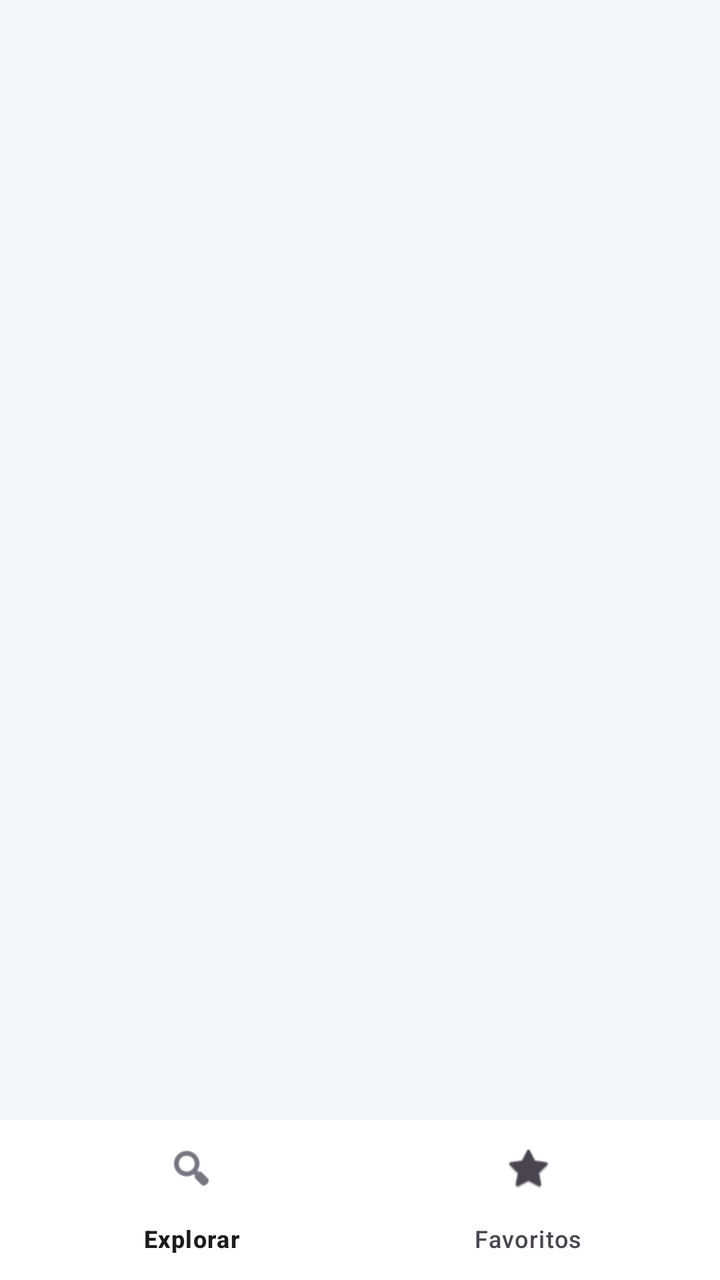
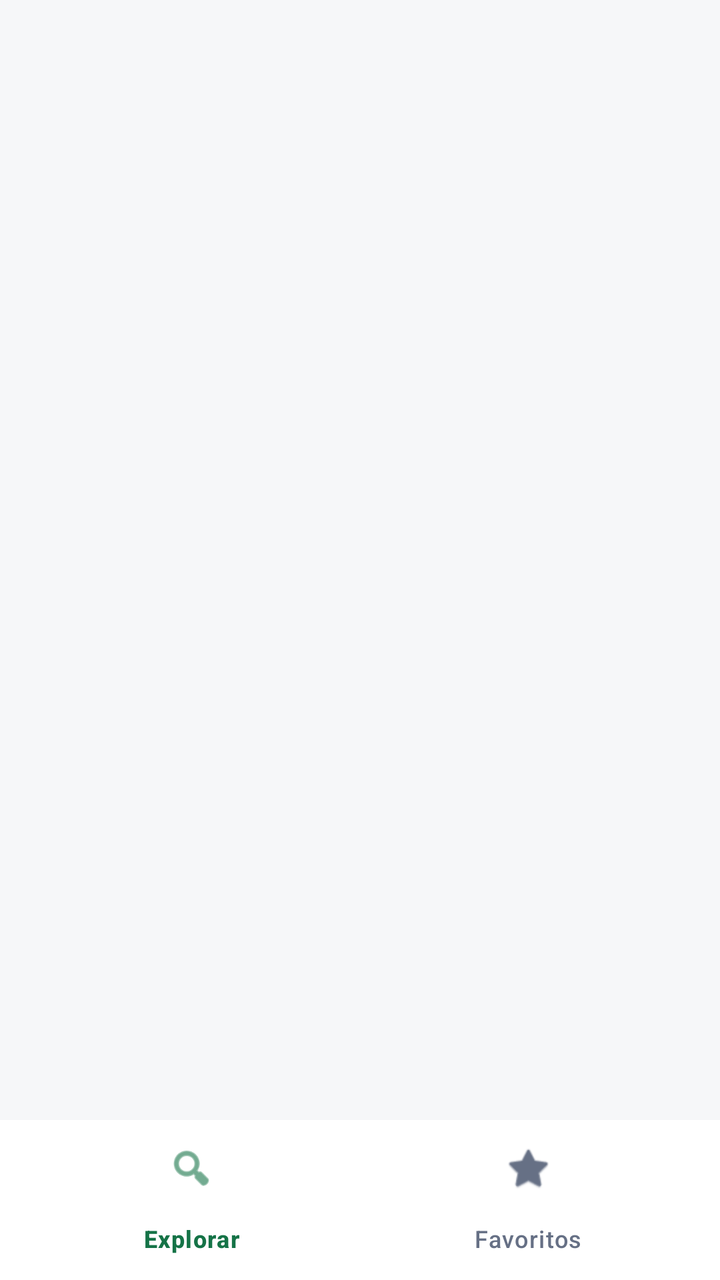

Compare the two renders of this Android layout. The source of the first and the diff that turns it into the second are given below.
<!-- AndroidManifest.xml: application theme Theme.FutbolExplorer -->
<!-- res/layout/activity_main.xml -->
<?xml version="1.0" encoding="utf-8"?>
<androidx.constraintlayout.widget.ConstraintLayout
    xmlns:android="http://schemas.android.com/apk/res/android"
    xmlns:app="http://schemas.android.com/apk/res-auto"
    android:layout_width="match_parent"
    android:layout_height="match_parent"
    android:background="@color/background">

    <androidx.fragment.app.FragmentContainerView
        android:id="@+id/fragmentContainer"
        android:layout_width="0dp"
        android:layout_height="0dp"
        app:layout_constraintBottom_toTopOf="@id/bottomNavigation"
        app:layout_constraintEnd_toEndOf="parent"
        app:layout_constraintStart_toStartOf="parent"
        app:layout_constraintTop_toTopOf="parent" />

    <com.google.android.material.bottomnavigation.BottomNavigationView
        android:id="@+id/bottomNavigation"
        android:layout_width="0dp"
        android:layout_height="wrap_content"
        android:background="@color/surface"
        app:layout_constraintBottom_toBottomOf="parent"
        app:layout_constraintEnd_toEndOf="parent"
        app:layout_constraintStart_toStartOf="parent"
        app:menu="@menu/bottom_nav_menu" />

</androidx.constraintlayout.widget.ConstraintLayout>
<!-- resources referenced by this layout -->
<resources>
  <color name="background">#F6F7F9</color>
  <color name="surface">#FFFFFF</color>
  <style name="Theme.FutbolExplorer" parent="Base.Theme.FutbolExplorer" />
  <style name="Base.Theme.FutbolExplorer" parent="Theme.Material3.DayNight.NoActionBar">
          
          
      </style>
</resources>

<!-- the commit's change to res/layout/activity_main.xml (unified diff, before → after) -->
@@ -20,6 +20,8 @@
         android:layout_width="0dp"
         android:layout_height="wrap_content"
         android:background="@color/surface"
+        app:itemIconTint="@color/bottom_nav_color"
+        app:itemTextColor="@color/bottom_nav_color"
         app:layout_constraintBottom_toBottomOf="parent"
         app:layout_constraintEnd_toEndOf="parent"
         app:layout_constraintStart_toStartOf="parent"
<!-- resource entries referenced after the edit -->
@@ -4,8 +4,9 @@
   <color name="surface">#FFFFFF</color>
   <style name="Theme.FutbolExplorer" parent="Base.Theme.FutbolExplorer" />
   <style name="Base.Theme.FutbolExplorer" parent="Theme.Material3.DayNight.NoActionBar">
-          
-          
+          <item name="colorPrimary">#157347</item>
+          <item name="colorSecondaryContainer">#D1E7DD</item>
+          <item name="colorOnSecondaryContainer">#157347</item>
       </style>
 </resources>
 
